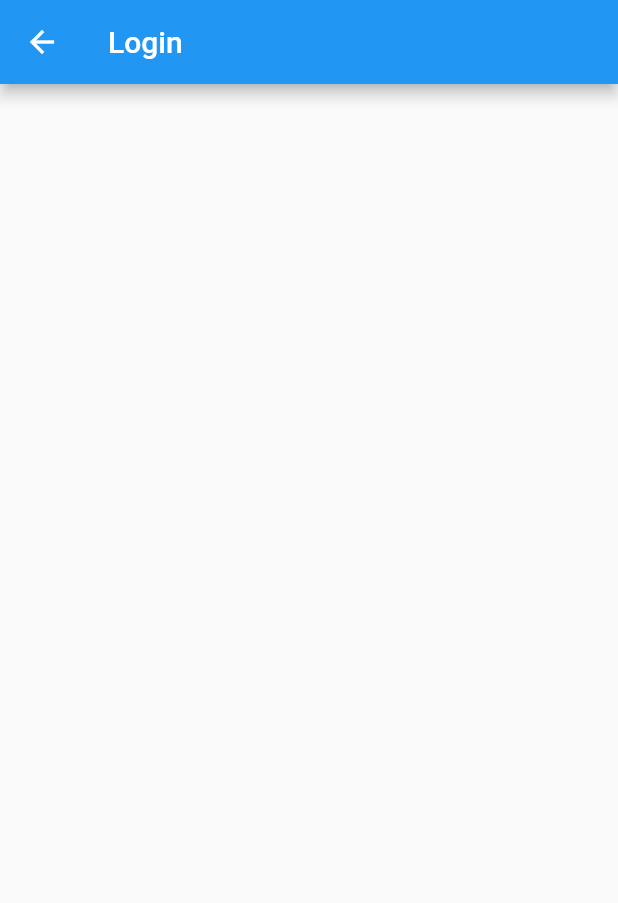
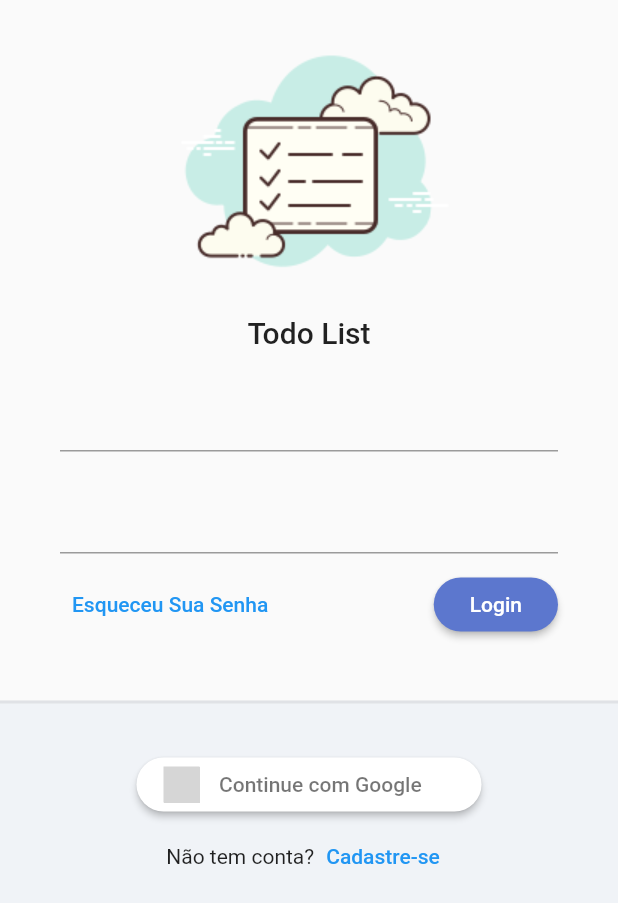
Before and after one commit to luestevam/todolist, a Flutter app: the screen it shows after launch, on a phone screen of 412 x 824 dp. Shown: the top 903 px of the screen. Run offline on Flutter 3.47's test engine with Material 2 defaults, Android fonts, the phone set to English and light mode, and no system bars; our stand-ins replace flutter_signin_button, google_fonts, sqflite, sqflite_common, synchronized; missing offline and left inert: dart:ffi; accounts and stored records are empty; Roboto replaces fonts that are missing (Mandali); grey boxes are pictures that could not be loaded.

Commit message:
⚡️ login screen configuration

```diff
--- a/lib/app/core/database/modules/todo_list_module.dart
+++ b/lib/app/core/modules/todo_list_module.dart
@@ -1,6 +1,6 @@
 import 'package:flutter/material.dart';
 import 'package:provider/single_child_widget.dart';
-import 'package:todo_list/app/core/database/modules/todo_list_page.dart';
+import 'package:todo_list/app/core/modules/todo_list_page.dart';
 
 abstract class TodoListModule {
   final Map<String, WidgetBuilder> _routers;
--- /dev/null
+++ b/lib/app/core/ui/theme_extensions.dart
@@ -0,0 +1,13 @@
+// ignore_for_file: camel_case_extensions
+
+import 'package:flutter/material.dart';
+
+extension themeExtension on BuildContext {
+  Color get primaryColor => Theme.of(this).primaryColor;
+  Color get primaryColorLight => Theme.of(this).primaryColorLight;
+  Color get buttonColor => Theme.of(this).buttonColor;
+  TextTheme get textTheme => Theme.of(this).textTheme;
+
+  TextStyle get TitleStyle =>
+      TextStyle(fontSize: 12, fontWeight: FontWeight.bold, color: Colors.grey);
+}
--- /dev/null
+++ b/lib/app/core/ui/todo_list_ui_config.dart
@@ -0,0 +1,16 @@
+import 'package:flutter/material.dart';
+import 'package:google_fonts/google_fonts.dart';
+
+class TodoListUiConfig {
+  TodoListUiConfig._();
+  static ThemeData get theme => ThemeData(
+        textTheme: GoogleFonts.mandaliTextTheme(),
+        primaryColor: Color(0xff5C77CE),
+        primaryColorLight: Color(0xffABC8f7),
+        elevatedButtonTheme: ElevatedButtonThemeData(
+          style: ElevatedButton.styleFrom(
+            primary: Color(0xff5c77ce),
+          ),
+        ),
+      );
+}
--- /dev/null
+++ b/lib/app/core/widget/todo_list_logo.dart
@@ -0,0 +1,23 @@
+import 'package:flutter/material.dart';
+import 'package:todo_list/app/core/ui/theme_extensions.dart';
+
+class TodoListLogo extends StatelessWidget {
+  const TodoListLogo({Key? key}) : super(key: key);
+
+  @override
+  Widget build(BuildContext context) {
+    return Column(
+      mainAxisAlignment: MainAxisAlignment.center,
+      children: [
+        Image.asset(
+          'assets/logo.png',
+          height: 200,
+        ),
+        Text(
+          'Todo List',
+          style: context.textTheme.headline6,
+        ),
+      ],
+    );
+  }
+}
--- a/lib/app/modules/splash/auth/auth_mudule.dart
+++ b/lib/app/modules/splash/auth/auth_mudule.dart
@@ -1,7 +1,8 @@
 import 'package:provider/provider.dart';
 import 'package:todo_list/app/modules/splash/auth/login/login_controller.dart';
 import 'package:todo_list/app/modules/splash/auth/login/login_page.dart';
-import 'package:todo_list/app/core/database/modules/todo_list_module.dart';
+
+import '../../../core/modules/todo_list_module.dart';
 
 class AuthModule extends TodoListModule {
   AuthModule()
--- a/lib/app/modules/splash/auth/login/login_page.dart
+++ b/lib/app/modules/splash/auth/login/login_page.dart
@@ -1,18 +1,107 @@
 import 'package:flutter/material.dart';
-import 'package:provider/provider.dart';
-import 'package:todo_list/app/modules/splash/auth/login/login_controller.dart';
+import 'package:flutter_signin_button/button_list.dart';
+import 'package:flutter_signin_button/button_view.dart';
+import 'package:todo_list/app/core/widget/todo_list_logo.dart';
 
 class LoginPage extends StatelessWidget {
   const LoginPage({Key? key}) : super(key: key);
 
   @override
   Widget build(BuildContext context) {
-    Provider.of<LoginController>(context);
     return Scaffold(
-      appBar: AppBar(
-        title: const Text('Login'),
+      body: LayoutBuilder(
+        builder: (context, constraints) {
+          return SingleChildScrollView(
+            child: ConstrainedBox(
+              constraints: BoxConstraints(
+                  minHeight: constraints.maxHeight,
+                  minWidth: constraints.maxWidth),
+              child: IntrinsicHeight(
+                child: Column(mainAxisSize: MainAxisSize.min, children: [
+                  const SizedBox(
+                    height: 10,
+                  ),
+                  const TodoListLogo(),
+                  Padding(
+                    padding: const EdgeInsets.symmetric(
+                        horizontal: 40, vertical: 20),
+                    child: Form(
+                      child: Column(
+                        children: [
+                          TextFormField(),
+                          const SizedBox(height: 20),
+                          TextFormField(),
+                          const SizedBox(height: 10),
+                          Row(
+                            mainAxisAlignment: MainAxisAlignment.spaceBetween,
+                            children: [
+                              TextButton(
+                                onPressed: () {},
+                                child: const Text('Esqueceu Sua Senha'),
+                              ),
+                              ElevatedButton(
+                                onPressed: () {},
+                                child: const Padding(
+                                  padding: EdgeInsets.all(8.0),
+                                  child: Text('Login'),
+                                ),
+                                style: ElevatedButton.styleFrom(
+                                  shape: RoundedRectangleBorder(
+                                    borderRadius: BorderRadius.circular(20),
+                                  ),
+                                ),
+                              )
+                            ],
+                          ),
+                        ],
+                      ),
+                    ),
+                  ),
+                  const SizedBox(height: 20),
+                  Expanded(
+                    child: Container(
+                      decoration: BoxDecoration(
+                        color: Color(0xffF0F3F7),
+                        border: Border(
+                          top: BorderSide(
+                            width: 2,
+                            color: Colors.grey.withAlpha(50),
+                          ),
+                        ),
+                      ),
+                      child: Column(
+                        children: [
+                          SizedBox(height: 30),
+                          SignInButton(
+                            Buttons.Google,
+                            text: "Continue com Google",
+                            padding: const EdgeInsets.all(5),
+                            shape: OutlineInputBorder(
+                              borderRadius: BorderRadius.circular(30),
+                              borderSide: BorderSide.none,
+                            ),
+                            onPressed: () {},
+                          ),
+                          Row(
+                            mainAxisAlignment: MainAxisAlignment.center,
+                            children: [
+                              const Text('Não tem conta?'),
+                              TextButton(
+                                onPressed: () {},
+                                child: const Text('Cadastre-se'),
+                              ),
+                            ],
+                          ),
+                        ],
+                      ),
+                    ),
+                  ),
+                ]),
+              ),
+            ),
+          );
+        },
       ),
-      body: Container(),
     );
   }
 }
--- a/lib/app/services/app_widget.dart
+++ b/lib/app/services/app_widget.dart
@@ -1,4 +1,5 @@
 import 'package:flutter/material.dart';
+import 'package:todo_list/app/core/ui/todo_list_ui_config.dart';
 import 'package:todo_list/app/modules/splash/auth/auth_mudule.dart';
 import 'package:todo_list/app/modules/splash/splash_page.dart';
 
@@ -31,8 +32,9 @@
     return MaterialApp(
       title: 'Todo List',
       initialRoute: '/login',
+      theme: TodoListUiConfig.theme,
       routes: {...AuthModule().routers},
-      home: SplashPage(),
+      home: const SplashPage(),
     );
   }
 }
--- a/pubspec.yaml
+++ b/pubspec.yaml
@@ -37,6 +37,8 @@
   provider: ^6.0.2
   sqflite: ^2.0.2+1
   path: ^1.8.0
+  google_fonts: ^2.3.2
+  flutter_signin_button: ^2.0.0
 
 dev_dependencies:
   flutter_test:
@@ -61,8 +63,8 @@
   uses-material-design: true
 
   # To add assets to your application, add an assets section, like this:
-  # assets:
-  #   - images/a_dot_burr.jpeg
+  assets:
+    - assets/
   #   - images/a_dot_ham.jpeg
 
   # An image asset can refer to one or more resolution-specific "variants", see
```
Also changed, not shown: assets/logo.png (added), lib/app/core/modules/todo_list_page.dart (renamed from lib/app/core/database/modules/todo_list_page.dart), pubspec.lock, 1 other file.
